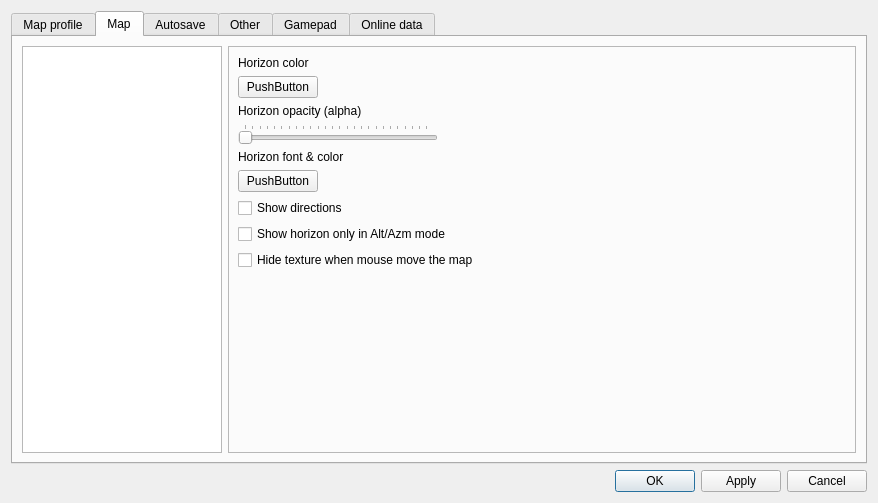
The window that csetting.ui (PavelMr/skytechx) describes before a commit, drawn with Qt 5.
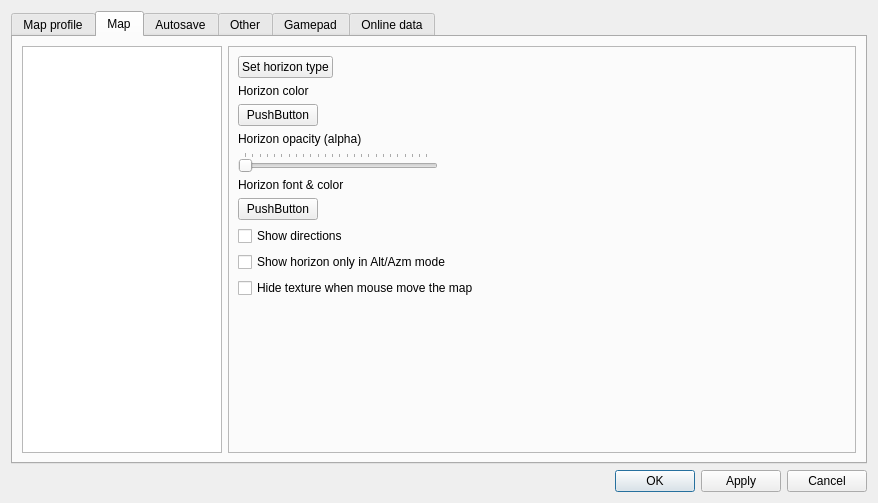
The same window after the commit. The open tabs and pages were chosen to show the change. Custom widgets are drawn as their Qt base class.

```diff
--- a/csetting.ui
+++ b/csetting.ui
@@ -1692,28 +1692,28 @@
                <property name="fieldGrowthPolicy">
                 <enum>QFormLayout::AllNonFixedFieldsGrow</enum>
                </property>
-               <item row="0" column="0">
+               <item row="1" column="0">
                 <widget class="QLabel" name="label_14">
                  <property name="text">
                   <string>Horizon color</string>
                  </property>
                 </widget>
                </item>
-               <item row="1" column="0">
+               <item row="2" column="0">
                 <widget class="CPushColorButton" name="pushButton_11">
                  <property name="text">
                   <string>PushButton</string>
                  </property>
                 </widget>
                </item>
-               <item row="2" column="0">
+               <item row="3" column="0">
                 <widget class="QLabel" name="label_13">
                  <property name="text">
                   <string>Horizon opacity (alpha)</string>
                  </property>
                 </widget>
                </item>
-               <item row="4" column="0">
+               <item row="5" column="0">
                 <widget class="QSlider" name="horizontalSlider_11">
                  <property name="sizePolicy">
                   <sizepolicy hsizetype="Fixed" vsizetype="Fixed">
@@ -1738,41 +1738,48 @@
                  </property>
                 </widget>
                </item>
-               <item row="5" column="0">
+               <item row="6" column="0">
                 <widget class="QLabel" name="label_15">
                  <property name="text">
                   <string>Horizon font &amp; color</string>
                  </property>
                 </widget>
                </item>
-               <item row="6" column="0">
+               <item row="7" column="0">
                 <widget class="CFontColorButton" name="pushButton_12">
                  <property name="text">
                   <string>PushButton</string>
                  </property>
                 </widget>
                </item>
-               <item row="9" column="0">
+               <item row="10" column="0">
                 <widget class="QCheckBox" name="cb_hor_show_alt_azm">
                  <property name="text">
                   <string>Show horizon only in Alt/Azm mode</string>
                  </property>
                 </widget>
                </item>
-               <item row="7" column="0">
+               <item row="8" column="0">
                 <widget class="QCheckBox" name="checkBox_15">
                  <property name="text">
                   <string>Show directions</string>
                  </property>
                 </widget>
                </item>
-               <item row="10" column="0">
+               <item row="11" column="0">
                 <widget class="QCheckBox" name="checkBox_16">
                  <property name="text">
                   <string>Hide texture when mouse move the map</string>
                  </property>
                 </widget>
                </item>
+               <item row="0" column="0">
+                <widget class="QPushButton" name="pushButton_60">
+                 <property name="text">
+                  <string>Set horizon type</string>
+                 </property>
+                </widget>
+               </item>
               </layout>
              </item>
             </layout>
```
Left out of the diff: 2 changed lines with no effect on the pictures.
